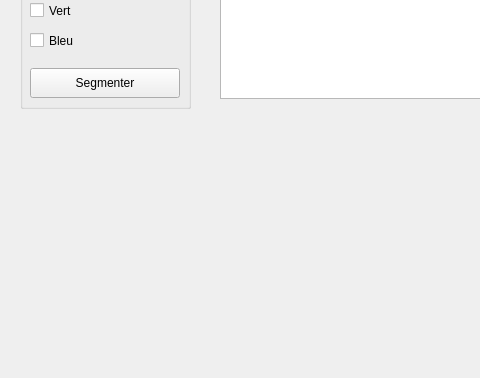
Old version of the form Descripteurs/tessst/mainwindow.ui in the repository TomAuclin/PROJETC_LMLTM; both pictures show x 0 to 480 and y 322 to 700 of the 1299 by 700 pixel window.
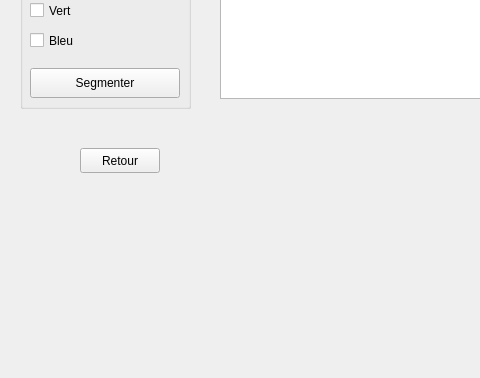
New version of the form.

What changed in the file:
```diff
--- a/Descripteurs/tessst/mainwindow.ui
+++ b/Descripteurs/tessst/mainwindow.ui
@@ -203,6 +203,19 @@
      </property>
     </widget>
    </widget>
+   <widget class="QPushButton" name="RetourVersBiblio">
+    <property name="geometry">
+     <rect>
+      <x>80</x>
+      <y>470</y>
+      <width>80</width>
+      <height>25</height>
+     </rect>
+    </property>
+    <property name="text">
+     <string>Retour</string>
+    </property>
+   </widget>
   </widget>
   <widget class="QMenuBar" name="menubar">
    <property name="geometry">
```
